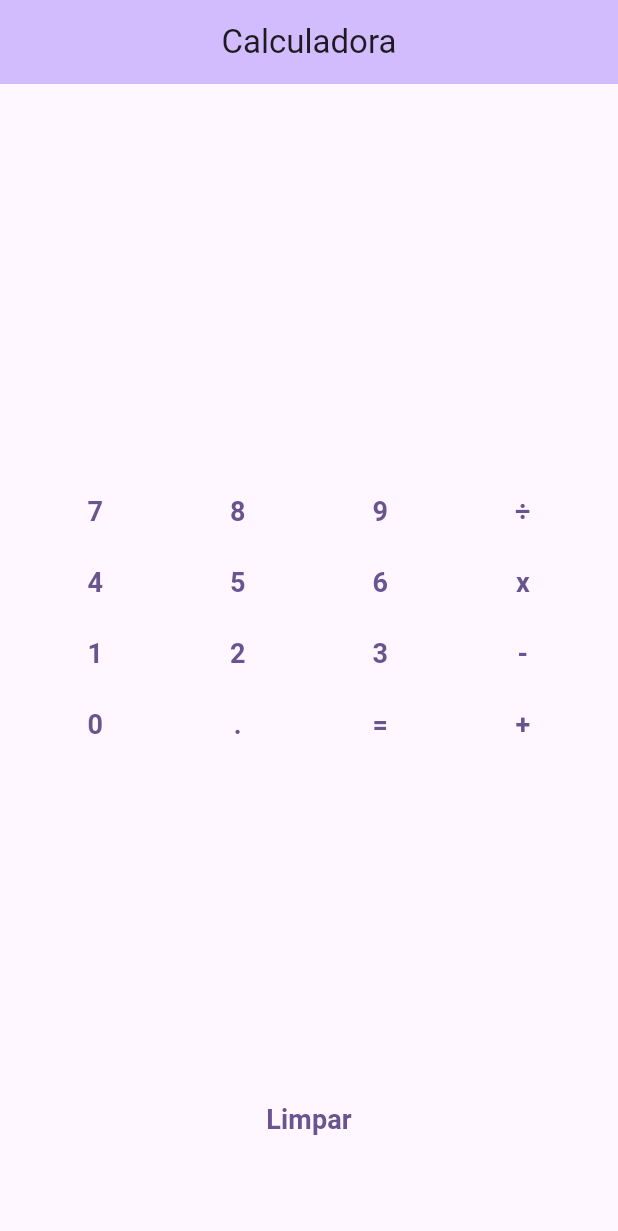
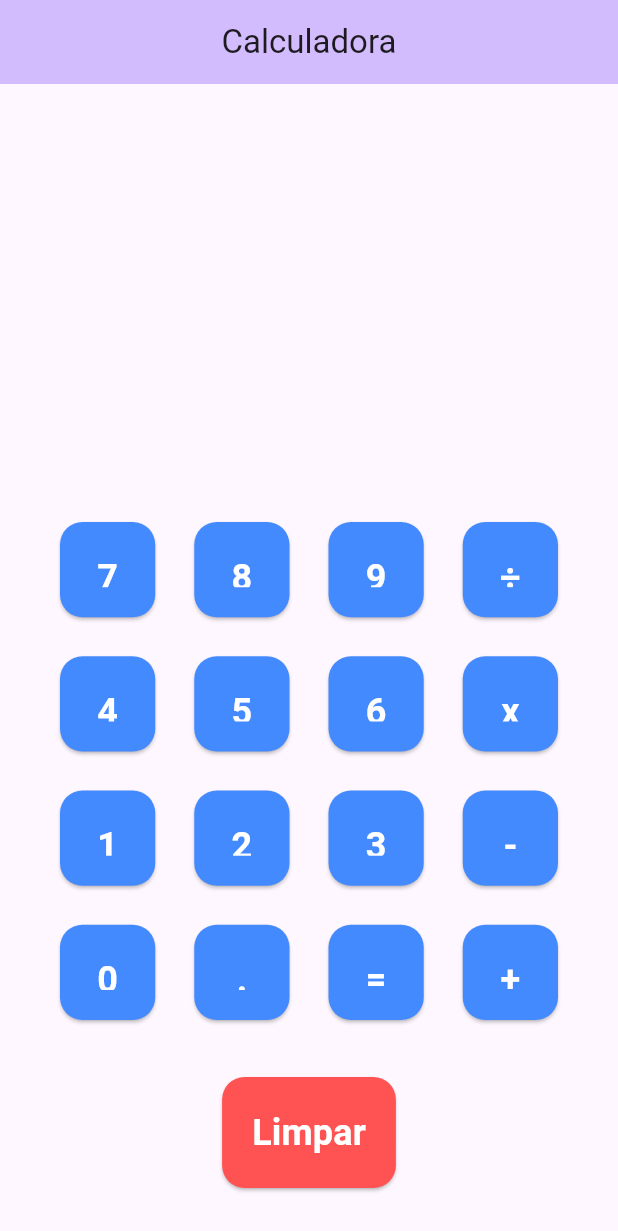
Before and after one commit to joaodiasrosa/calculadora, a Flutter app: the screen it shows after launch, on a phone screen of 412 x 824 dp. Shown: the top 1231 px of the screen. Run offline on Flutter 3.47's test engine with Material 3 defaults, Android fonts, the phone set to English and light mode, and no system bars; missing offline and left inert: expressions.

Commit message:
Update calculadora.dart

```diff
--- a/lib/calculadora.dart
+++ b/lib/calculadora.dart
@@ -13,6 +13,7 @@ class _CalculadoraState extends State<Calculadora> {
   String _expressao = '';
   String _resultado = '';
 
+  // Método de pressionamento de botão
   void _pressionarBotao(String valor) {
     setState(() {
       if (valor == _limpar) {
@@ -26,30 +27,40 @@ class _CalculadoraState extends State<Calculadora> {
     });
   }
 
+  // Método para calcular o resultado
   void _calcularResultado() {
     try {
       _resultado = _avaliarExpressao(_expressao).toString();
     } catch (e) {
-      _resultado = 'Não é possivel calcular';
+      _resultado = 'Erro';
     }
   }
 
+  // Método para avaliar a expressão
   double _avaliarExpressao(String expressao) {
     expressao = expressao.replaceAll('x', '*');
     expressao = expressao.replaceAll('÷', '/');
-    // Avaliar a espressao com a biblioteca expressions
-    ExpressionEvaluator avaliador = const ExpressionEvaluator();
-    double resultado = avaliador.eval(Expression.parse(expressao), {});
-    return resultado;
+    final evaluator = ExpressionEvaluator();
+    final result = evaluator.eval(Expression.parse(expressao), {});
+    return result;
   }
 
+  // Widget do botão
   Widget _botao(String valor) {
-    return TextButton(
+    return Padding(
+      padding: const EdgeInsets.all(8.0),
+      child: ElevatedButton(
+        style: ElevatedButton.styleFrom(
+          padding: const EdgeInsets.all(20),
+          shape: RoundedRectangleBorder(borderRadius: BorderRadius.circular(15)),
+          primary: Colors.blueAccent,
+        ),
+        onPressed: () => _pressionarBotao(valor),
         child: Text(
           valor,
-        style: const TextStyle(fontSize: 18.0, fontWeight: FontWeight.bold),
+          style: const TextStyle(fontSize: 24.0, fontWeight: FontWeight.bold, color: Colors.white),
         ),
-      onPressed: () => _pressionarBotao(valor),
+      ),
     );
   }
 
@@ -57,45 +68,70 @@ class _CalculadoraState extends State<Calculadora> {
   Widget build(BuildContext context) {
     return Column(
       children: [
+        // Exibição da expressão
         Expanded(
+          child: Align(
+            alignment: Alignment.centerRight,
+            child: Padding(
+              padding: const EdgeInsets.all(16.0),
               child: Text(
                 _expressao,
-            style: const TextStyle(fontSize: 24),
+                style: const TextStyle(fontSize: 32, fontWeight: FontWeight.bold),
               ),
             ),
+          ),
+        ),
+        // Exibição do resultado
         Expanded(
+          child: Align(
+            alignment: Alignment.centerRight,
+            child: Padding(
+              padding: const EdgeInsets.all(16.0),
               child: Text(
                 _resultado,
-            style: const TextStyle(fontSize: 24),
+                style: const TextStyle(fontSize: 28, fontWeight: FontWeight.bold, color: Colors.green),
               ),
             ),
+          ),
+        ),
+        // Grade de botões
         Expanded(
           flex: 3,
-          child: GridView.count(
+          child: GridView.builder(
+            gridDelegate: const SliverGridDelegateWithFixedCrossAxisCount(
               crossAxisCount: 4,
-            childAspectRatio: 2,
-            children: [
-              _botao('7'),
-              _botao('8'),
-              _botao('9'),
-              _botao('÷'),
-              _botao('4'),
-              _botao('5'),
-              _botao('6'),
-              _botao('x'),
-              _botao('1'),
-              _botao('2'),
-              _botao('3'),
-              _botao('-'),
-              _botao('0'),
-              _botao('.'),
-              _botao('='),
-              _botao('+'),
-            ],
+              childAspectRatio: 1,
+              crossAxisSpacing: 10,
+              mainAxisSpacing: 10,
+            ),
+            padding: const EdgeInsets.all(16),
+            itemCount: 16,
+            itemBuilder: (context, index) {
+              const botaoValores = [
+                '7', '8', '9', '÷',
+                '4', '5', '6', 'x',
+                '1', '2', '3', '-',
+                '0', '.', '=', '+'
+              ];
+              return _botao(botaoValores[index]);
+            },
           ),
         ),
-        Expanded(
-          child: _botao(_limpar),
+        // Botão de limpar
+        Padding(
+          padding: const EdgeInsets.all(16.0),
+          child: ElevatedButton(
+            style: ElevatedButton.styleFrom(
+              padding: const EdgeInsets.all(20),
+              shape: RoundedRectangleBorder(borderRadius: BorderRadius.circular(15)),
+              primary: Colors.redAccent,
+            ),
+            onPressed: () => _pressionarBotao(_limpar),
+            child: const Text(
+              'Limpar',
+              style: TextStyle(fontSize: 24.0, fontWeight: FontWeight.bold, color: Colors.white),
+            ),
+          ),
         )
       ],
     );
```
Lines whose indentation alone changed are shown as unchanged.
